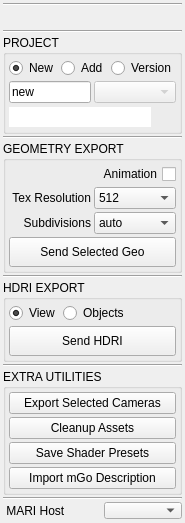
Qt form UIs/app_ui.ui (JorelLatraille/mGo-Refactor) before a commit.
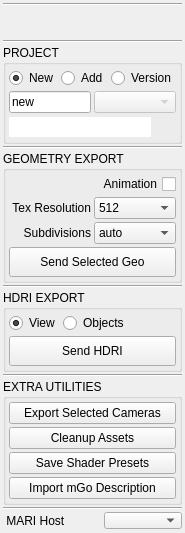
The same form after that commit.

Patch:
```diff
--- a/UIs/app_ui.ui
+++ b/UIs/app_ui.ui
@@ -7,7 +7,7 @@
     <x>0</x>
     <y>0</y>
     <width>204</width>
-    <height>591</height>
+    <height>593</height>
    </rect>
   </property>
   <property name="sizePolicy">
@@ -84,6 +84,37 @@
          </property>
         </spacer>
        </item>
+       <item>
+        <widget class="QToolButton" name="refresh_btn">
+         <property name="minimumSize">
+          <size>
+           <width>30</width>
+           <height>30</height>
+          </size>
+         </property>
+         <property name="maximumSize">
+          <size>
+           <width>30</width>
+           <height>30</height>
+          </size>
+         </property>
+         <property name="toolTip">
+          <string>Refresh mari connection</string>
+         </property>
+         <property name="text">
+          <string/>
+         </property>
+         <property name="iconSize">
+          <size>
+           <width>22</width>
+           <height>22</height>
+          </size>
+         </property>
+         <property name="autoRaise">
+          <bool>true</bool>
+         </property>
+        </widget>
+       </item>
       </layout>
      </item>
      <item>
```
